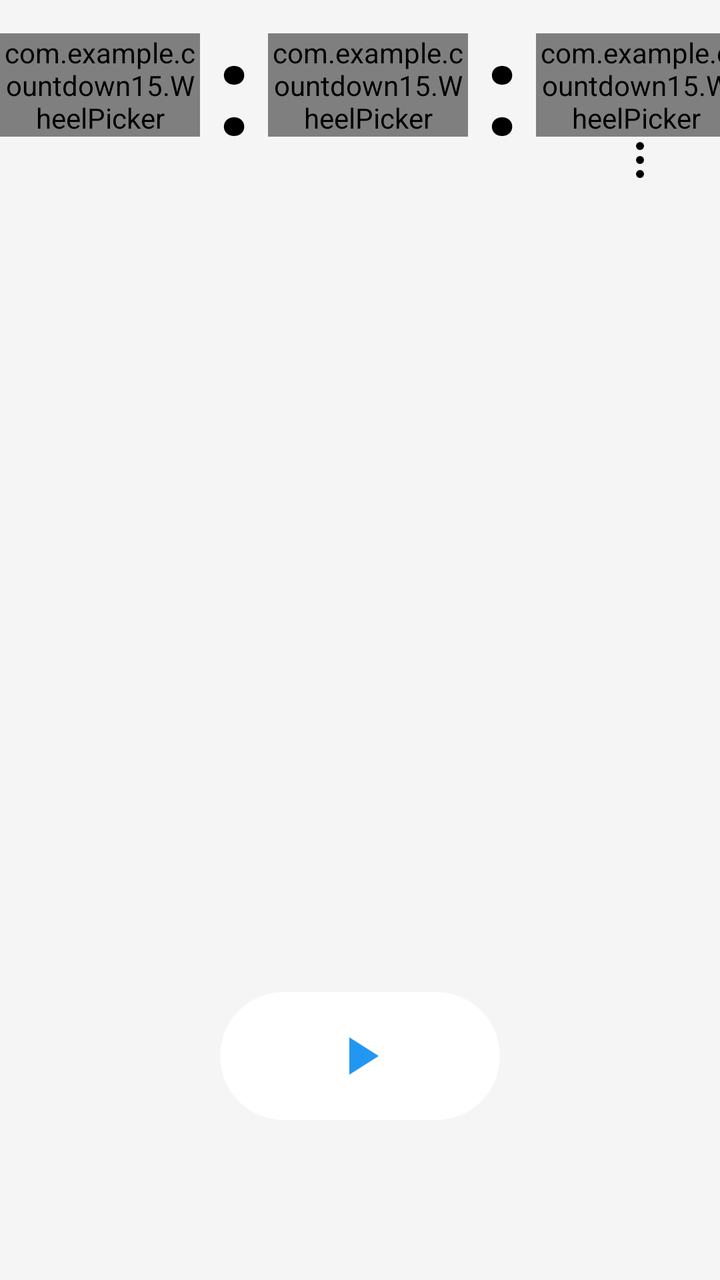
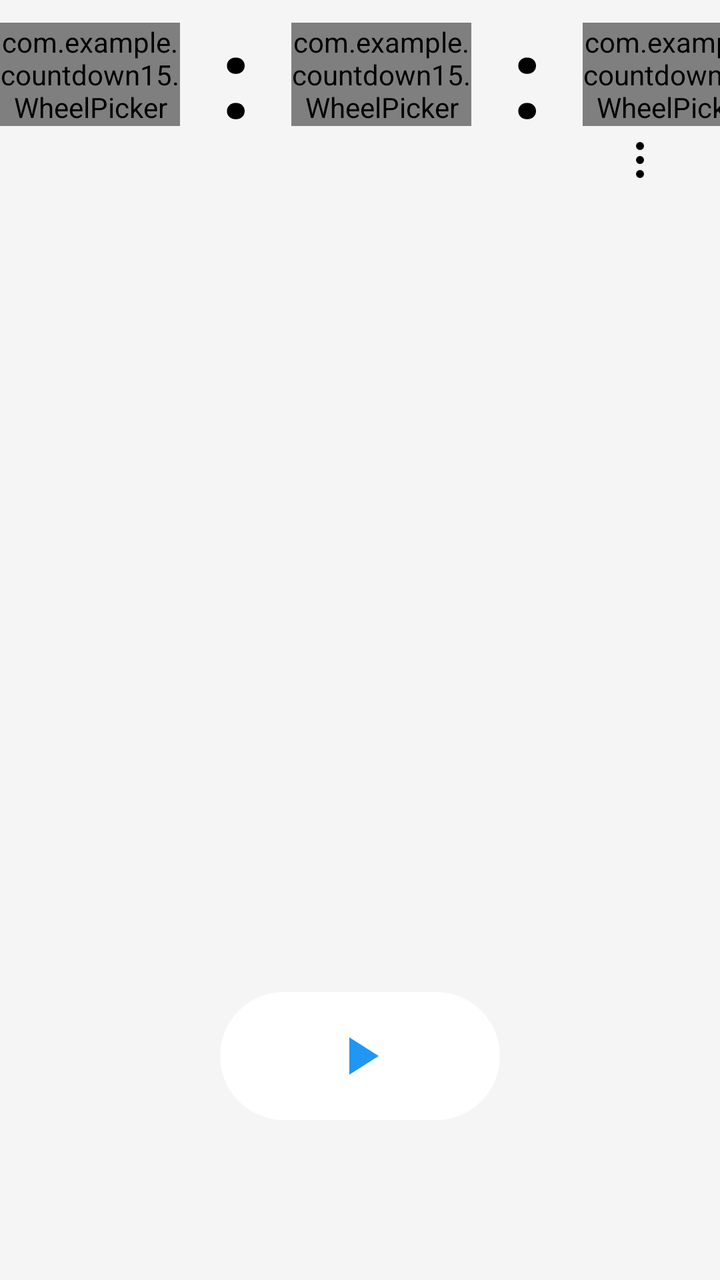

The first picture is an Android layout as it rendered before a commit; the second is the same layout after the commit. The layout source and the unified diff follow.
<!-- AndroidManifest.xml: application theme AppTheme -->
<!-- res/layout/activity_main.xml -->
<?xml version="1.0" encoding="utf-8"?>
<FrameLayout xmlns:android="http://schemas.android.com/apk/res/android"
    xmlns:app="http://schemas.android.com/apk/res-auto"
    android:id="@+id/rootLayout"
    android:layout_width="match_parent"
    android:layout_height="match_parent"
    android:background="#F5F5F5">

    <TextView
        android:id="@+id/tvTimer"
        android:layout_width="wrap_content"
        android:layout_height="wrap_content"
        android:layout_gravity="center"
        android:textColor="#000000"
        android:textSize="72sp"
        android:textStyle="bold"
        android:visibility="gone" />

    <LinearLayout
        android:id="@+id/timePickerLayout"
        android:layout_width="wrap_content"
        android:layout_height="wrap_content"
        android:layout_gravity="top|center_horizontal"
        android:orientation="horizontal"
        android:gravity="center_vertical"
        android:clipChildren="false"
        android:clipToPadding="false">

        <com.example.countdown15.WheelPicker
            android:id="@+id/npHour"
            android:layout_width="100dp"
            android:layout_height="wrap_content"
            android:clickable="true"
            android:focusable="true"
            app:wp_minValue="0"
            app:wp_maxValue="23"
            app:wp_value="0"
            app:wp_wrap="true"
            app:wp_visibleCount="5"
            app:wp_textSize="64sp" />

        <TextView
            android:id="@+id/colon1"
            android:layout_width="wrap_content"
            android:layout_height="wrap_content"
            android:text=":"
            android:textColor="#000000"
            android:textSize="64sp"
            android:textStyle="bold"
            android:layout_marginHorizontal="8dp" />

        <com.example.countdown15.WheelPicker
            android:id="@+id/npMinute"
            android:layout_width="100dp"
            android:layout_height="wrap_content"
            android:clickable="true"
            android:focusable="true"
            app:wp_minValue="0"
            app:wp_maxValue="59"
            app:wp_value="0"
            app:wp_wrap="true"
            app:wp_visibleCount="5"
            app:wp_textSize="64sp" />

        <TextView
            android:id="@+id/colon2"
            android:layout_width="wrap_content"
            android:layout_height="wrap_content"
            android:text=":"
            android:textColor="#000000"
            android:textSize="64sp"
            android:textStyle="bold"
            android:layout_marginHorizontal="8dp" />

        <com.example.countdown15.WheelPicker
            android:id="@+id/npSecond"
            android:layout_width="100dp"
            android:layout_height="wrap_content"
            android:clickable="true"
            android:focusable="true"
            app:wp_minValue="0"
            app:wp_maxValue="59"
            app:wp_value="15"
            app:wp_wrap="true"
            app:wp_visibleCount="5"
            app:wp_textSize="64sp" />

    </LinearLayout>

    <FrameLayout
        android:id="@+id/btnStart"
        android:layout_width="140dp"
        android:layout_height="64dp"
        android:layout_gravity="bottom|center_horizontal"
        android:layout_marginBottom="80dp"
        android:background="@drawable/bg_circle_button"
        android:clickable="true"
        android:focusable="true">

        <ImageView
            android:layout_width="32dp"
            android:layout_height="32dp"
            android:layout_gravity="center"
            android:src="@drawable/ic_play"
            android:contentDescription="开始" />

    </FrameLayout>

    <FrameLayout
        android:id="@+id/btnStop"
        android:layout_width="140dp"
        android:layout_height="64dp"
        android:layout_gravity="bottom|center_horizontal"
        android:layout_marginBottom="80dp"
        android:background="@drawable/bg_circle_button"
        android:clickable="true"
        android:focusable="true"
        android:visibility="gone">

        <ImageView
            android:layout_width="28dp"
            android:layout_height="28dp"
            android:layout_gravity="center"
            android:src="@drawable/ic_stop"
            android:contentDescription="停止" />

    </FrameLayout>

    <ImageView
        android:id="@+id/btnMenu"
        android:layout_width="48dp"
        android:layout_height="48dp"
        android:layout_gravity="top|end"
        android:layout_marginTop="56dp"
        android:layout_marginEnd="16dp"
        android:padding="12dp"
        android:src="@drawable/ic_more"
        android:background="?android:attr/selectableItemBackgroundBorderless"
        android:contentDescription="更多" />

    <View
        android:id="@+id/menuMask"
        android:layout_width="match_parent"
        android:layout_height="match_parent"
        android:background="#66000000"
        android:visibility="gone"
        android:clickable="true"
        android:focusable="true" />

</FrameLayout>
<!-- resources referenced by this layout -->
<resources>
  <!-- drawable bg_circle_button (drawable) -->
  <?xml version="1.0" encoding="utf-8"?>
  <shape xmlns:android="http://schemas.android.com/apk/res/android"
      android:shape="rectangle">
      <solid android:color="#FFFFFF" />
      <corners android:radius="32dp" />
  </shape>
  <!-- drawable ic_more (drawable) -->
  <?xml version="1.0" encoding="utf-8"?>
  
  <vector xmlns:android="http://schemas.android.com/apk/res/android"
      android:width="24dp"
      android:height="24dp"
      android:viewportWidth="24"
      android:viewportHeight="24">
      <path
          android:fillColor="#000000"
          android:pathData="M12,5m-2,0a2,2 0,1 1,4 0a2,2 0,1 1,-4 0" />
      <path
          android:fillColor="#000000"
          android:pathData="M12,12m-2,0a2,2 0,1 1,4 0a2,2 0,1 1,-4 0" />
      <path
          android:fillColor="#000000"
          android:pathData="M12,19m-2,0a2,2 0,1 1,4 0a2,2 0,1 1,-4 0" />
  </vector>
  <!-- drawable ic_play (drawable) -->
  <?xml version="1.0" encoding="utf-8"?>
  <vector xmlns:android="http://schemas.android.com/apk/res/android"
      android:width="24dp"
      android:height="24dp"
      android:viewportWidth="24"
      android:viewportHeight="24">
      <path
          android:fillColor="#2196F3"
          android:pathData="M8,5v14l11,-7z" />
  </vector>
  <!-- drawable ic_stop (drawable) -->
  <?xml version="1.0" encoding="utf-8"?>
  <vector xmlns:android="http://schemas.android.com/apk/res/android"
      android:width="24dp"
      android:height="24dp"
      android:viewportWidth="24"
      android:viewportHeight="24">
      <path
          android:fillColor="#F44336"
          android:pathData="M6,6h12v12h-12z" />
  </vector>
  <style name="AppTheme" parent="Theme.AppCompat.Light.NoActionBar">
          <item name="android:windowBackground">#F5F5F5</item>
          <item name="android:textColorPrimary">#000000</item>
          <item name="android:textColorSecondary">#AAAAAA</item>
          <item name="colorAccent">#2196F3</item>
          <item name="android:windowTranslucentStatus">true</item>
          <item name="android:statusBarColor">@android:color/transparent</item>
          <item name="android:windowLightStatusBar">true</item>
      </style>
</resources>

<!-- the commit's change to res/layout/activity_main.xml (unified diff, before → after) -->
@@ -28,7 +28,7 @@
 
         <com.example.countdown15.WheelPicker
             android:id="@+id/npHour"
-            android:layout_width="100dp"
+            android:layout_width="90dp"
             android:layout_height="wrap_content"
             android:clickable="true"
             android:focusable="true"
@@ -37,7 +37,7 @@
             app:wp_value="0"
             app:wp_wrap="true"
             app:wp_visibleCount="5"
-            app:wp_textSize="64sp" />
+            app:wp_textSize="56sp" />
 
         <TextView
             android:id="@+id/colon1"
@@ -45,13 +45,13 @@
             android:layout_height="wrap_content"
             android:text=":"
             android:textColor="#000000"
-            android:textSize="64sp"
+            android:textSize="56sp"
             android:textStyle="bold"
-            android:layout_marginHorizontal="8dp" />
+            android:layout_marginHorizontal="20dp" />
 
         <com.example.countdown15.WheelPicker
             android:id="@+id/npMinute"
-            android:layout_width="100dp"
+            android:layout_width="90dp"
             android:layout_height="wrap_content"
             android:clickable="true"
             android:focusable="true"
@@ -60,7 +60,7 @@
             app:wp_value="0"
             app:wp_wrap="true"
             app:wp_visibleCount="5"
-            app:wp_textSize="64sp" />
+            app:wp_textSize="56sp" />
 
         <TextView
             android:id="@+id/colon2"
@@ -68,13 +68,13 @@
             android:layout_height="wrap_content"
             android:text=":"
             android:textColor="#000000"
-            android:textSize="64sp"
+            android:textSize="56sp"
             android:textStyle="bold"
-            android:layout_marginHorizontal="8dp" />
+            android:layout_marginHorizontal="20dp" />
 
         <com.example.countdown15.WheelPicker
             android:id="@+id/npSecond"
-            android:layout_width="100dp"
+            android:layout_width="90dp"
             android:layout_height="wrap_content"
             android:clickable="true"
             android:focusable="true"
@@ -83,7 +83,7 @@
             app:wp_value="15"
             app:wp_wrap="true"
             app:wp_visibleCount="5"
-            app:wp_textSize="64sp" />
+            app:wp_textSize="56sp" />
 
     </LinearLayout>
 
